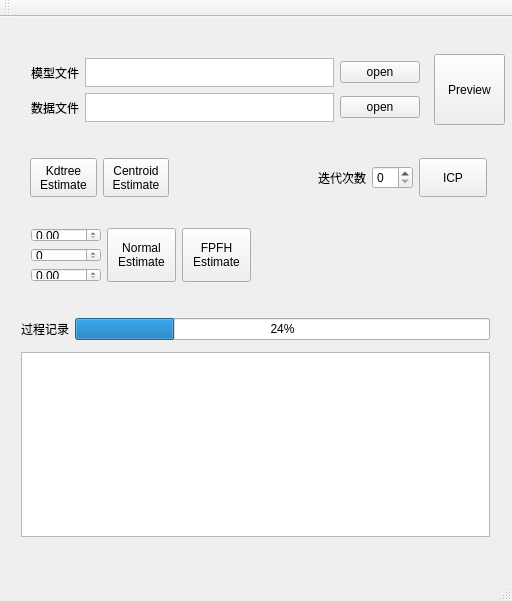
isnow4ever/pcl, file pcl-qt_widgets/src/mainwindow.ui: the form before one commit.
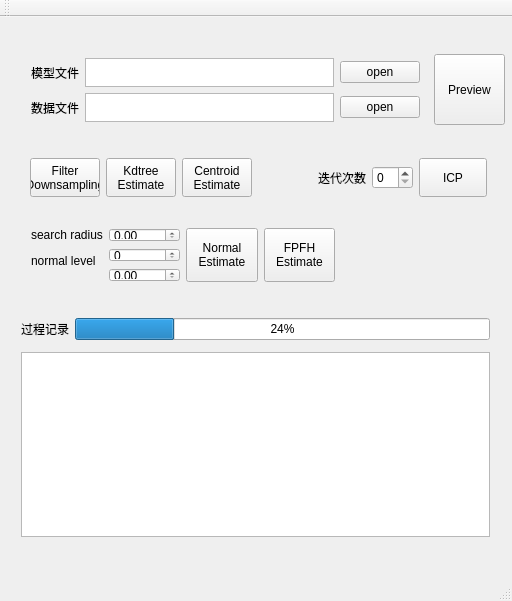
The form after the commit.

What changed in the file:
```diff
--- a/pcl-qt_widgets/src/mainwindow.ui
+++ b/pcl-qt_widgets/src/mainwindow.ui
@@ -214,11 +214,25 @@
      <rect>
       <x>19</x>
       <y>130</y>
-      <width>161</width>
+      <width>244</width>
       <height>61</height>
      </rect>
     </property>
     <layout class="QHBoxLayout" name="horizontalLayout_2">
+     <item>
+      <widget class="QPushButton" name="pushButton_9">
+       <property name="sizePolicy">
+        <sizepolicy hsizetype="Minimum" vsizetype="Expanding">
+         <horstretch>0</horstretch>
+         <verstretch>0</verstretch>
+        </sizepolicy>
+       </property>
+       <property name="text">
+        <string>Filter
+Downsampling</string>
+       </property>
+      </widget>
+     </item>
      <item>
       <widget class="QPushButton" name="pushButton_5">
        <property name="sizePolicy">
@@ -273,11 +287,18 @@
      <rect>
       <x>20</x>
       <y>200</y>
-      <width>242</width>
+      <width>326</width>
       <height>76</height>
      </rect>
     </property>
     <layout class="QHBoxLayout" name="horizontalLayout_3">
+     <item>
+      <widget class="QLabel" name="label_5">
+       <property name="text">
+        <string>&lt;html&gt;&lt;head/&gt;&lt;body&gt;&lt;p&gt;search radius&lt;/p&gt;&lt;p&gt;normal level&lt;/p&gt;&lt;p&gt;normal scale&lt;/p&gt;&lt;/body&gt;&lt;/html&gt;</string>
+       </property>
+      </widget>
+     </item>
      <item>
       <layout class="QVBoxLayout" name="verticalLayout_2">
        <item>
```
